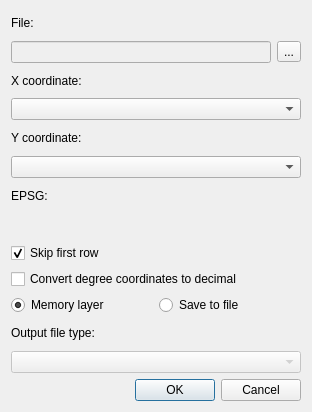
The window that spreadsheet_module.ui (schulzsebastian/qgisplugin_spreadsheet) describes before a commit, drawn with Qt 5.
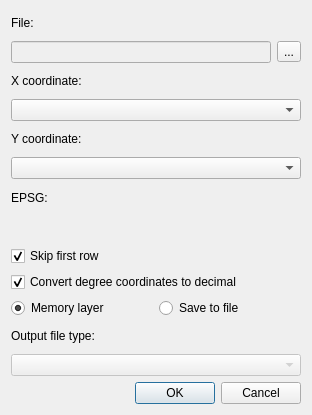
The same window after the commit. Custom widgets are drawn as their Qt base class.

Commit message: checkboxes connected

Diff of the .ui file:
```diff
--- a/spreadsheet_module.ui
+++ b/spreadsheet_module.ui
@@ -7,7 +7,7 @@
     <x>0</x>
     <y>0</y>
     <width>312</width>
-    <height>412</height>
+    <height>415</height>
    </rect>
   </property>
   <property name="windowTitle">
@@ -87,6 +87,9 @@
      <property name="text">
       <string>Convert degree coordinates to decimal</string>
      </property>
+     <property name="checked">
+      <bool>true</bool>
+     </property>
     </widget>
    </item>
    <item>
```
Left out of the diff: 2 changed lines with no effect on the pictures. The commit also changes 1 other file.
